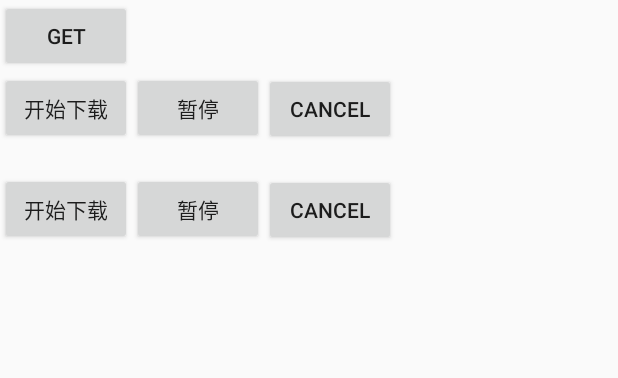
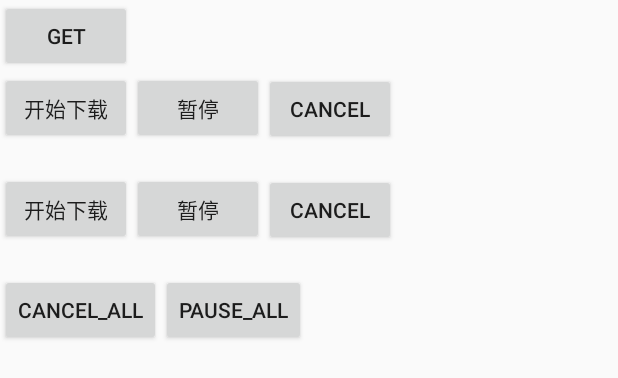
Before and after one commit to fanluo/XBase, an Android app: the layout activity_http.xml on its own in the app's theme, with its tools: preview values and no code run, on a phone screen of 412 x 824 dp. Shown: the top 378 px of the screen. Run offline under Robolectric (Android 15) with nearby library versions, the phone set to English and light mode, and no system bars.

Commit message:
cancel  all

```diff
--- a/app/src/main/res/layout/activity_http.xml
+++ b/app/src/main/res/layout/activity_http.xml
@@ -34,6 +34,7 @@
             android:layout_width="wrap_content"
             android:layout_height="wrap_content"
             android:text="暂停" />
+
         <Button
             android:id="@+id/cancel"
             android:layout_width="wrap_content"
@@ -64,6 +65,7 @@
             android:layout_width="wrap_content"
             android:layout_height="wrap_content"
             android:text="暂停" />
+
         <Button
             android:id="@+id/cancel_2"
             android:layout_width="wrap_content"
@@ -77,5 +79,23 @@
         android:layout_width="match_parent"
         android:layout_height="wrap_content" />
 
+    <LinearLayout
+        android:layout_width="match_parent"
+        android:layout_height="wrap_content"
+        android:orientation="horizontal">
+
+        <Button
+            android:id="@+id/cancel_all"
+            android:layout_width="wrap_content"
+            android:layout_height="wrap_content"
+            android:text="cancel_all" />
+
+        <Button
+            android:id="@+id/pause_all"
+            android:layout_width="wrap_content"
+            android:layout_height="wrap_content"
+            android:text="pause_all" />
+    </LinearLayout>
+
 
 </LinearLayout>
```
Also changed, not shown: app/src/main/java/com/allens/allenstools/test_act/HttpAct.java (+8 -2 lines), lib_base/src/main/java/com/allens/lib_base/retrofit/download/DownLoadManager.java (+7 -2 lines), lib_base/src/main/java/com/allens/lib_base/retrofit/download/pool/DownLoadPool.java (+7 -11 lines).
